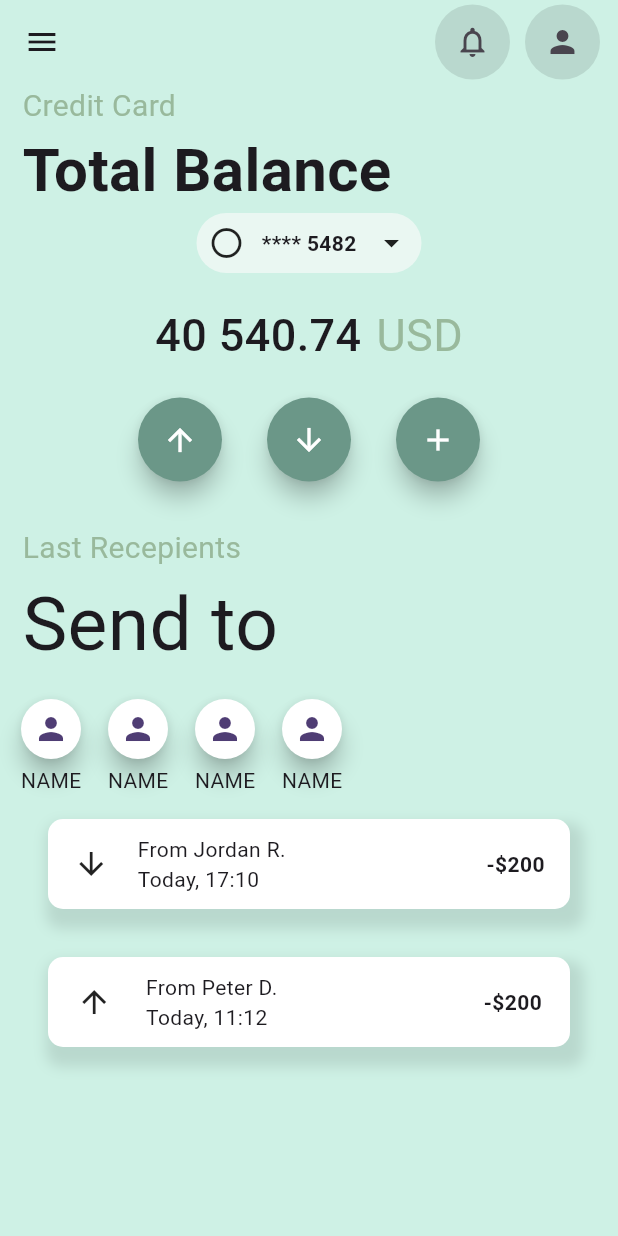
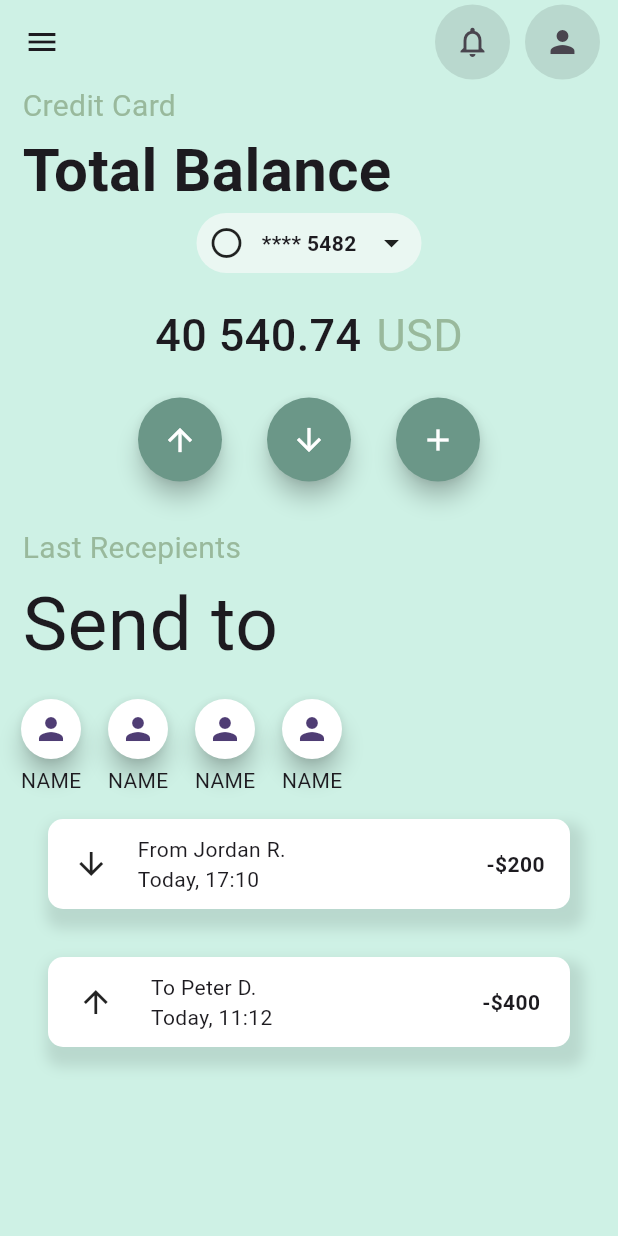
Before and after one commit to mateuszkasprzak94/custom_ui, a Flutter app: the BankPage screen opened directly, on a phone screen of 412 x 824 dp. Run offline on Flutter 3.47's test engine with Material 2 defaults, Android fonts, the light colour scheme and no system bars; missing offline and left inert: custom_switch_widget.

Commit message:
Start New UI

```diff
--- a/lib/main.dart
+++ b/lib/main.dart
@@ -1,5 +1,5 @@
 import 'package:flutter/material.dart';
-import 'package:ui_training/pages/bank_two.dart';
+import 'package:ui_training/pages/bank.dart';
 
 void main() {
   runApp(const MyApp());
@@ -16,7 +16,7 @@ class MyApp extends StatelessWidget {
         colorScheme: ColorScheme.fromSeed(seedColor: Colors.deepPurple),
         useMaterial3: true,
       ),
-      home: const BankTwo(),
+      home: const BankPage(),
     );
   }
 }
--- a/lib/pages/bank.dart
+++ b/lib/pages/bank.dart
@@ -95,13 +95,13 @@ class CustomPayTwo extends StatelessWidget {
           Column(
             crossAxisAlignment: CrossAxisAlignment.start,
             children: [
-              Text('From Peter D.'),
+              Text('To Peter D.'),
               Text('Today, 11:12'),
             ],
           ),
           SizedBox(width: 120),
           Text(
-            '-\$200',
+            '-\$400',
             style: TextStyle(fontWeight: FontWeight.w600),
           ),
         ],
```
Also changed, not shown: assets/task.png (added).
